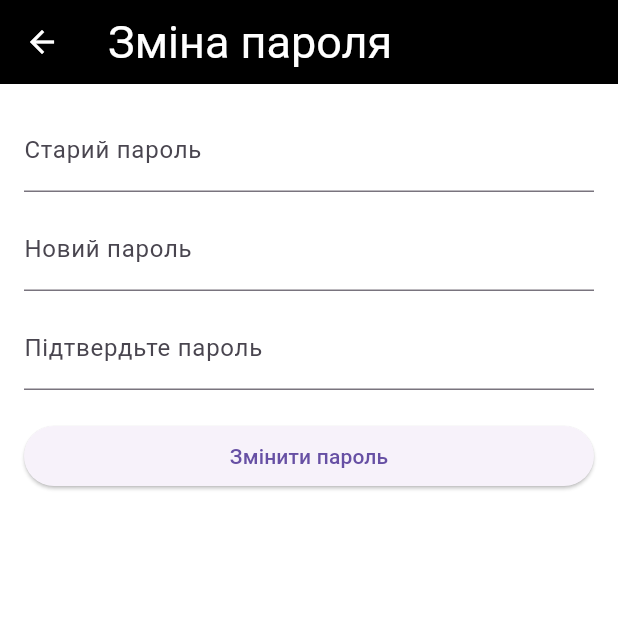
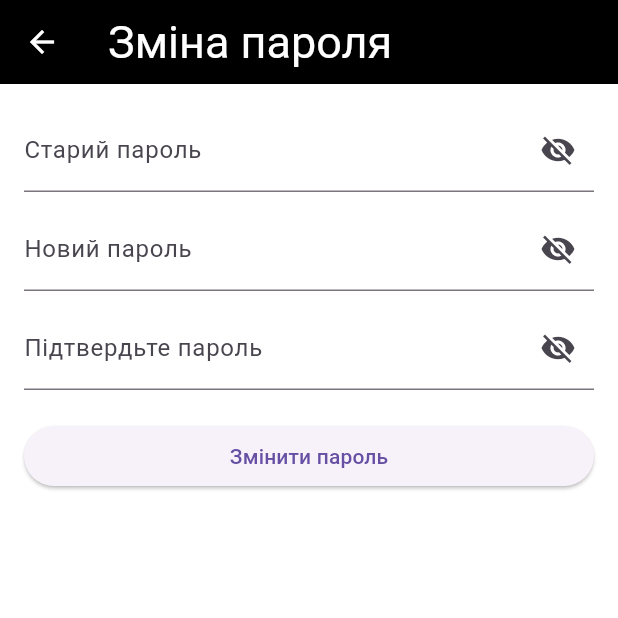
Before and after one commit to artem20210413/TTclubUA_Flutter, a Flutter app: the ChangePasswordPage screen opened directly, on a phone screen of 412 x 824 dp, the top half of it. Run offline on Flutter 3.47's test engine with Material 3 defaults, Android fonts, the phone set to English and light mode, and no system bars; our stand-ins replace dio, shared_preferences; accounts and stored records are empty; network calls fail.

Commit message:
refactoring change password

```diff
--- a/lib/components/form/FormElements.dart
+++ b/lib/components/form/FormElements.dart
@@ -90,5 +90,26 @@ Widget customBuildDatePickerField(
   );
 }
 
+Widget customBuildPasswordField({
+  required String label,
+  required TextEditingController controller,
+  required bool obscureText,
+  required VoidCallback toggleObscure,
+  required String? Function(String?) validator, // Валидатор
+}) {
+  return TextFormField(
+    controller: controller,
+    decoration: InputDecoration(
+      labelText: label,
+      suffixIcon: IconButton(
+        icon: Icon(obscureText ? Icons.visibility_off : Icons.visibility),
+        onPressed: toggleObscure,
+      ),
+    ),
+    obscureText: obscureText,
+    validator: validator, // Переданный валидатор
+  );
+}
+
 final customValidatorDefault = (value) =>
 value == null || value.isEmpty ? 'This field is required' : null;
--- a/lib/pages/Nav/User/ChangePasswordPage.dart
+++ b/lib/pages/Nav/User/ChangePasswordPage.dart
@@ -7,6 +7,7 @@ import '../../../Storage/Auth/ChangePasswordDto.dart';
 import '../../../Storage/UserStorage.dart';
 import '../../../api/routs/auth.dart';
 import '../../../api/routs/root.dart';
+import '../../../components/form/FormElements.dart';
 
 class ChangePasswordPage extends StatefulWidget {
   @override
@@ -27,43 +28,18 @@ class _ChangePasswordPageState extends State<ChangePasswordPage> {
 
     final isSuccess = await CHECK_API(res, context);
     if (!isSuccess) {
+      setState(() => _isLoading = false);
       return;
     }
-    // if (response.statusCode != 200) {
-    //   // const body = response.
-    //   MessageModule(context, 'error', MessageType.error);
-    //   setState(() => _isLoading = false);
-    //   return;
-    // }
-
     MessageModule(context, 'Пароль успішно змінено.', MessageType.success);
     Navigator.pop(context);
 
-    // final response = await http.post(
-    //   Uri.parse('https://твой-сервер.com/api/change-password'),
-    //   headers: {'Content-Type': 'application/json'},
-    //   body: jsonEncode({
-    //     'old_password': _oldPasswordController.text,
-    //     'new_password': _newPasswordController.text,
-    //   }),
-    // );
+    setState(() => _isLoading = false);
+  }
 
-    setState(() => _isLoading = false);
-
-    // if (response.statusCode == 200) {
-    //   ScaffoldMessenger.of(context).showSnackBar(
-    //     SnackBar(content: Text('Пароль успешно изменен!')),
-    //   );
-    //   _changePasswordDto.oldPasswordController.clear();
-    //   _changePasswordDto.newPasswordController.clear();
-    //   _changePasswordDto.confirmPasswordController.clear();
-    // } else {
-    //   ScaffoldMessenger.of(context).showSnackBar(
-    //     SnackBar(
-    //         content: Text('Ошибка: ${jsonDecode(response.body)['message']}')),
-    //   );
-    // }
-  }
+  bool _obscureOldPassword = true; // Состояние скрытия пароля
+  bool _obscureNewPassword = true; // Состояние скрытия пароля
+  bool _obscureConfirmPassword = true; // Состояние скрытия пароля
 
   @override
   Widget build(BuildContext context) {
@@ -76,26 +52,42 @@ class _ChangePasswordPageState extends State<ChangePasswordPage> {
           child: Column(
             crossAxisAlignment: CrossAxisAlignment.start,
             children: [
-              TextFormField(
+              customBuildPasswordField(
+                label: 'Старий пароль',
                 controller: _changePasswordDto.oldPasswordController,
-                decoration: InputDecoration(labelText: 'Старий пароль'),
-                obscureText: true,
-                validator: (value) =>
-                    value!.isEmpty ? 'Введіть старий пароль' : null,
+                obscureText: _obscureOldPassword,
+                toggleObscure: () {
+                  setState(() {
+                    _obscureOldPassword = !_obscureOldPassword;
+                  });
+                },
+                validator: (value) => value == null || value.isEmpty
+                    ? 'Введіть старий пароль'
+                    : null,
               ),
               SizedBox(height: 10),
-              TextFormField(
+              customBuildPasswordField(
+                label: 'Новий пароль',
                 controller: _changePasswordDto.newPasswordController,
-                decoration: InputDecoration(labelText: 'Новий пароль'),
-                obscureText: true,
+                obscureText: _obscureNewPassword,
+                toggleObscure: () {
+                  setState(() {
+                    _obscureNewPassword = !_obscureNewPassword;
+                  });
+                },
                 validator: (value) =>
                     value!.length < 6 ? 'Пароль має бути від 6 символів' : null,
               ),
               SizedBox(height: 10),
-              TextFormField(
+              customBuildPasswordField(
+                label: 'Підтвердьте пароль',
                 controller: _changePasswordDto.confirmPasswordController,
-                decoration: InputDecoration(labelText: 'Підтвердьте пароль'),
-                obscureText: true,
+                obscureText: _obscureConfirmPassword,
+                toggleObscure: () {
+                  setState(() {
+                    _obscureConfirmPassword = !_obscureConfirmPassword;
+                  });
+                },
                 validator: (value) =>
                     value != _changePasswordDto.newPasswordController.text
                         ? 'Паролі не збігаються'
```
